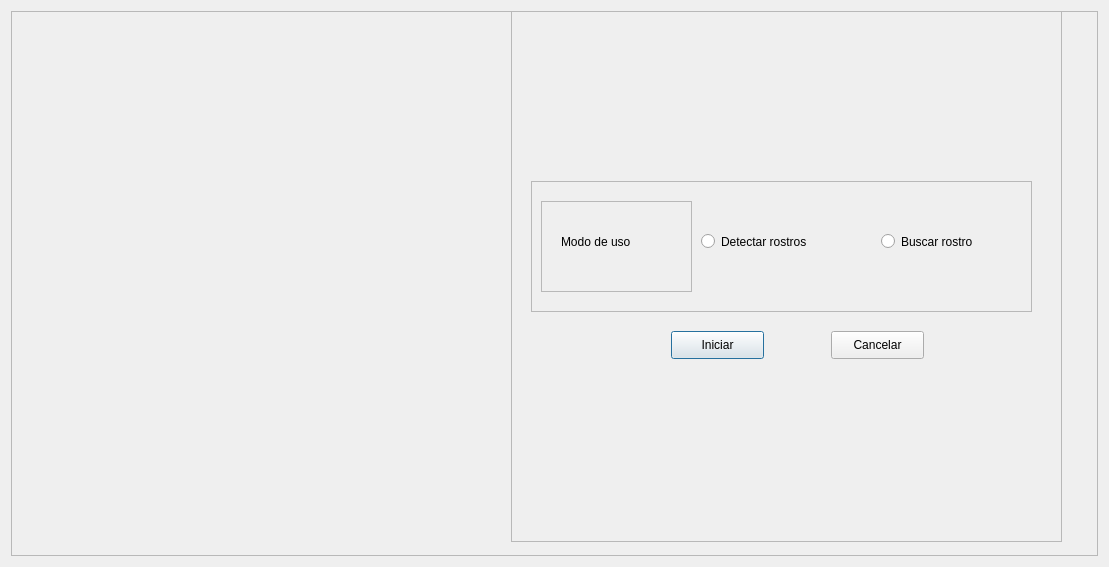
Qt form view/mainFunctions.ui (lgsilvestre/G3_Metodologia_2_2021) before a commit.
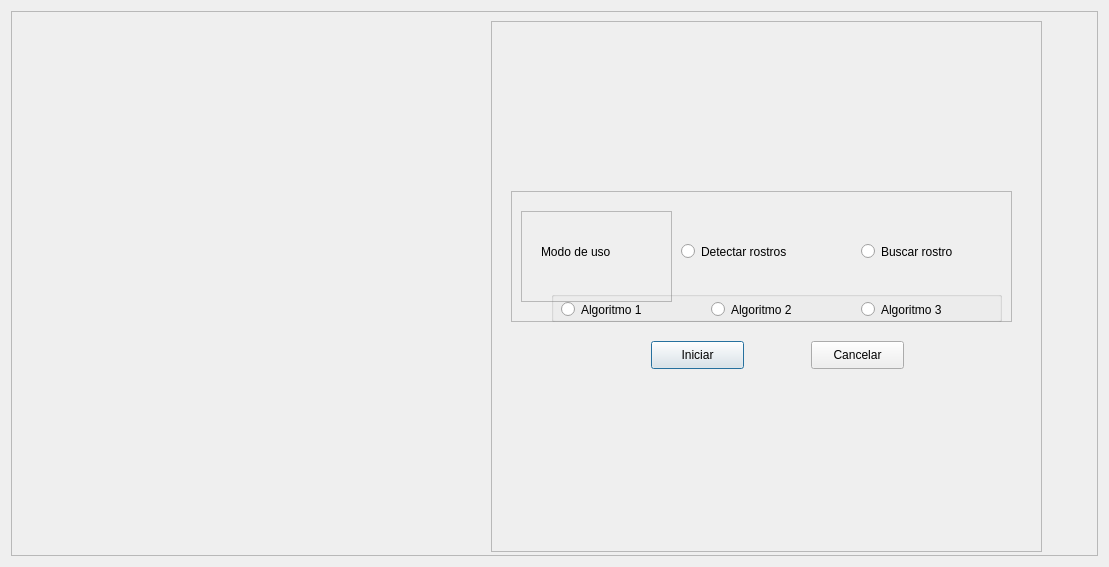
The same form after that commit.

Commit message: Selección de algoritmo

Patch:
```diff
--- a/view/mainFunctions.ui
+++ b/view/mainFunctions.ui
@@ -25,8 +25,8 @@
      <widget class="QFrame" name="frameBigUtilities">
       <property name="geometry">
        <rect>
-        <x>500</x>
-        <y>0</y>
+        <x>480</x>
+        <y>10</y>
         <width>551</width>
         <height>531</height>
        </rect>
@@ -107,6 +107,61 @@
          <string>Buscar rostro</string>
         </property>
        </widget>
+       <widget class="QGroupBox" name="groupBox">
+        <property name="geometry">
+         <rect>
+          <x>40</x>
+          <y>100</y>
+          <width>451</width>
+          <height>31</height>
+         </rect>
+        </property>
+        <property name="title">
+         <string/>
+        </property>
+        <widget class="QRadioButton" name="radioButton">
+         <property name="geometry">
+          <rect>
+           <x>10</x>
+           <y>10</y>
+           <width>82</width>
+           <height>17</height>
+          </rect>
+         </property>
+         <property name="text">
+          <string>Algoritmo 1</string>
+         </property>
+        </widget>
+        <widget class="QRadioButton" name="radioButton_2">
+         <property name="geometry">
+          <rect>
+           <x>160</x>
+           <y>10</y>
+           <width>82</width>
+           <height>17</height>
+          </rect>
+         </property>
+         <property name="text">
+          <string>Algoritmo 2</string>
+         </property>
+        </widget>
+        <widget class="QRadioButton" name="radioButton_3">
+         <property name="geometry">
+          <rect>
+           <x>310</x>
+           <y>10</y>
+           <width>82</width>
+           <height>17</height>
+          </rect>
+         </property>
+         <property name="text">
+          <string>Algoritmo 3</string>
+         </property>
+        </widget>
+        <zorder>radioButton_3</zorder>
+        <zorder>radioButton_2</zorder>
+        <zorder>radioButton</zorder>
+       </widget>
       </widget>
       <widget class="QPushButton" name="btnConfirm">
        <property name="geometry">
```
The commit also changes 2 other files.
